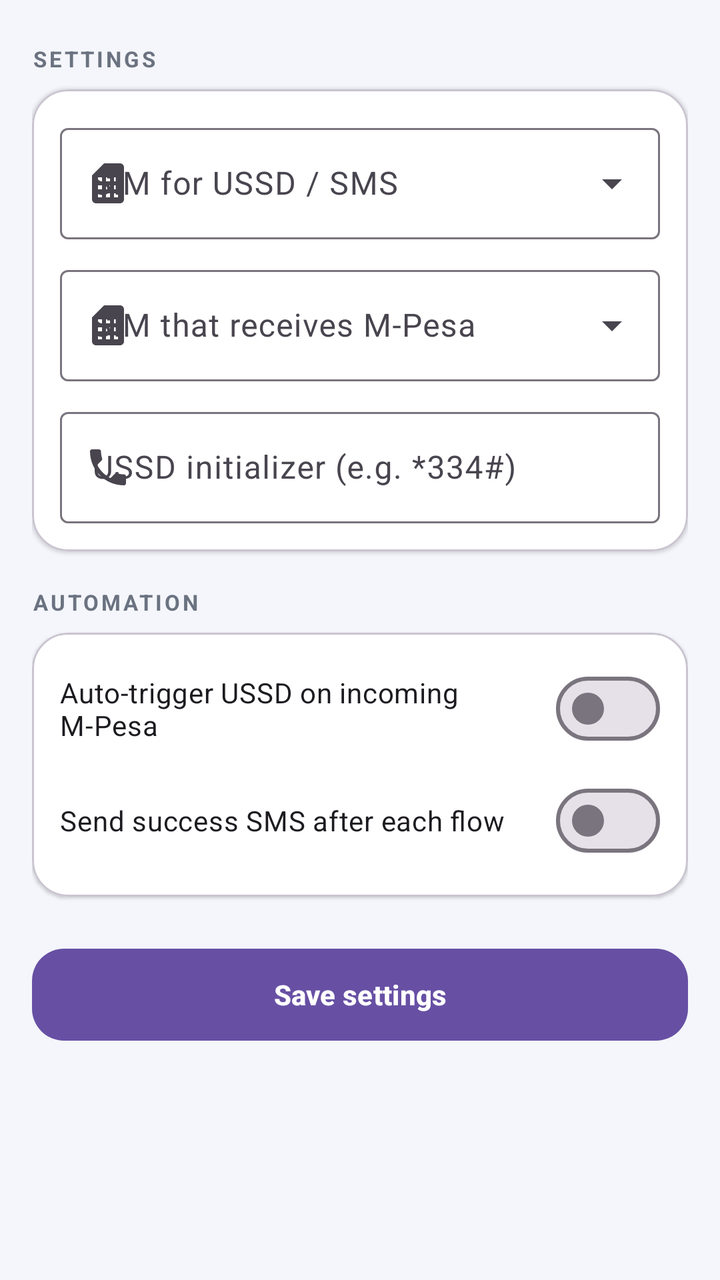
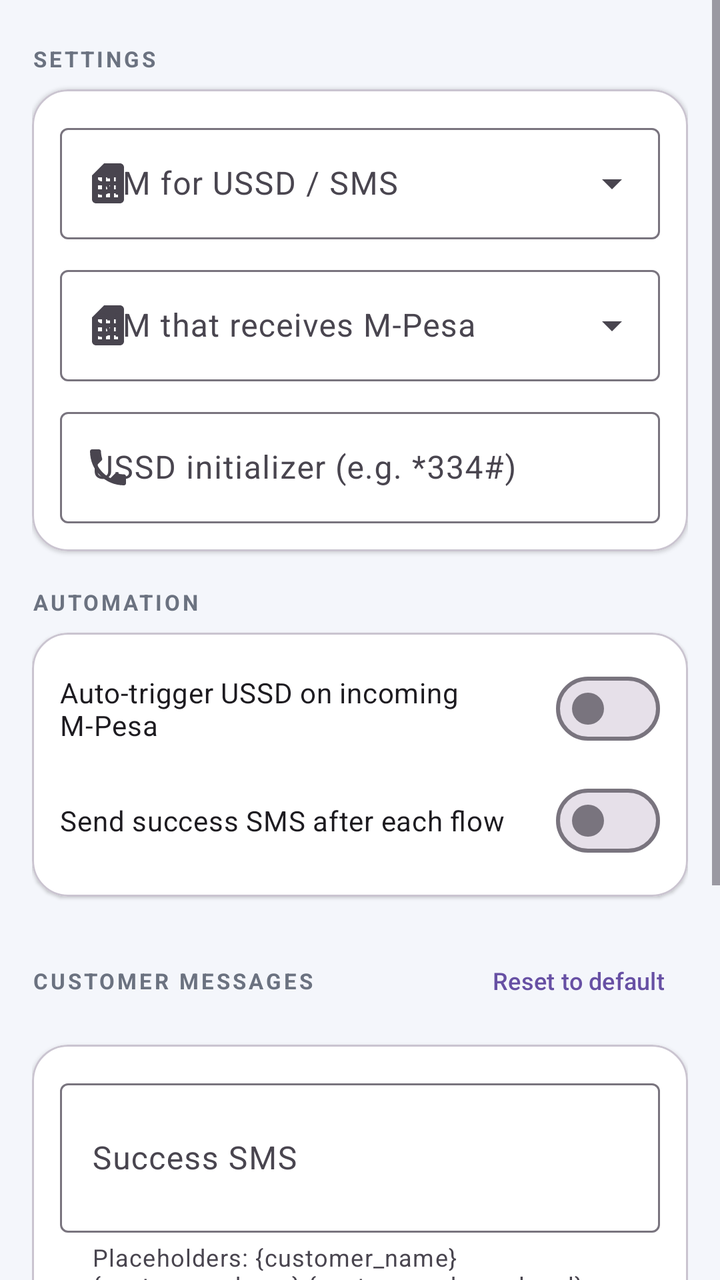

Before-and-after screenshots of an Android layout around one commit, followed by the original layout XML and the change that was made.
<!-- AndroidManifest.xml: application theme Theme.Material3.Light.NoActionBar -->
<!-- res/layout/fragment_settings.xml -->
<?xml version="1.0" encoding="utf-8"?>
<ScrollView xmlns:android="http://schemas.android.com/apk/res/android"
    xmlns:app="http://schemas.android.com/apk/res-auto"
    android:layout_width="match_parent"
    android:layout_height="match_parent"
    android:background="@color/screen_bg"
    android:fillViewport="true">

    <LinearLayout
        android:layout_width="match_parent"
        android:layout_height="wrap_content"
        android:orientation="vertical"
        android:padding="16dp">

        <TextView
            android:layout_width="wrap_content"
            android:layout_height="wrap_content"
            android:layout_marginTop="6dp"
            android:letterSpacing="0.12"
            android:text="@string/settings_title"
            android:textColor="@color/text_secondary"
            android:textSize="11sp"
            android:textStyle="bold" />

        <com.google.android.material.card.MaterialCardView
            android:layout_width="match_parent"
            android:layout_height="wrap_content"
            android:layout_marginTop="8dp"
            app:cardBackgroundColor="@color/white"
            app:cardCornerRadius="18dp"
            app:cardElevation="1dp">

            <LinearLayout
                android:layout_width="match_parent"
                android:layout_height="wrap_content"
                android:orientation="vertical"
                android:padding="14dp">

                <com.google.android.material.textfield.TextInputLayout
                    android:id="@+id/tilSysSim"
                    style="@style/Widget.Material3.TextInputLayout.OutlinedBox.ExposedDropdownMenu"
                    android:layout_width="match_parent"
                    android:layout_height="wrap_content"
                    android:hint="@string/settings_system_sim"
                    app:startIconDrawable="@drawable/ic_sim">

                    <AutoCompleteTextView
                        android:id="@+id/actSysSim"
                        android:layout_width="match_parent"
                        android:layout_height="wrap_content"
                        android:inputType="none" />
                </com.google.android.material.textfield.TextInputLayout>

                <com.google.android.material.textfield.TextInputLayout
                    android:id="@+id/tilMpesaSim"
                    style="@style/Widget.Material3.TextInputLayout.OutlinedBox.ExposedDropdownMenu"
                    android:layout_width="match_parent"
                    android:layout_height="wrap_content"
                    android:layout_marginTop="10dp"
                    android:hint="@string/settings_mpesa_sim"
                    app:startIconDrawable="@drawable/ic_sim">

                    <AutoCompleteTextView
                        android:id="@+id/actMpesaSim"
                        android:layout_width="match_parent"
                        android:layout_height="wrap_content"
                        android:inputType="none" />
                </com.google.android.material.textfield.TextInputLayout>

                <com.google.android.material.textfield.TextInputLayout
                    style="@style/Widget.Material3.TextInputLayout.OutlinedBox"
                    android:layout_width="match_parent"
                    android:layout_height="wrap_content"
                    android:layout_marginTop="10dp"
                    android:hint="@string/settings_initializer"
                    app:startIconDrawable="@drawable/ic_dial">

                    <com.google.android.material.textfield.TextInputEditText
                        android:id="@+id/etInitializer"
                        android:layout_width="match_parent"
                        android:layout_height="wrap_content"
                        android:inputType="phone" />
                </com.google.android.material.textfield.TextInputLayout>

            </LinearLayout>
        </com.google.android.material.card.MaterialCardView>

        <TextView
            android:layout_width="wrap_content"
            android:layout_height="wrap_content"
            android:layout_marginTop="18dp"
            android:letterSpacing="0.12"
            android:text="@string/settings_automation"
            android:textColor="@color/text_secondary"
            android:textSize="11sp"
            android:textStyle="bold" />

        <com.google.android.material.card.MaterialCardView
            android:layout_width="match_parent"
            android:layout_height="wrap_content"
            android:layout_marginTop="8dp"
            app:cardBackgroundColor="@color/white"
            app:cardCornerRadius="18dp"
            app:cardElevation="1dp">

            <LinearLayout
                android:layout_width="match_parent"
                android:layout_height="wrap_content"
                android:orientation="vertical"
                android:padding="14dp">

                <com.google.android.material.materialswitch.MaterialSwitch
                    android:id="@+id/switchAuto"
                    android:layout_width="match_parent"
                    android:layout_height="wrap_content"
                    android:text="@string/settings_auto_trigger" />

                <com.google.android.material.materialswitch.MaterialSwitch
                    android:id="@+id/switchSendSms"
                    android:layout_width="match_parent"
                    android:layout_height="wrap_content"
                    android:layout_marginTop="8dp"
                    android:text="@string/settings_send_sms" />

            </LinearLayout>
        </com.google.android.material.card.MaterialCardView>

        <com.google.android.material.button.MaterialButton
            android:id="@+id/btnSaveSettings"
            android:layout_width="match_parent"
            android:layout_height="54dp"
            android:layout_marginTop="22dp"
            android:layout_marginBottom="16dp"
            android:text="@string/settings_save"
            android:textStyle="bold"
            app:cornerRadius="16dp" />

    </LinearLayout>
</ScrollView>
<!-- resources referenced by this layout -->
<resources>
  <color name="screen_bg">#FFF4F6FB</color>
  <color name="text_secondary">#FF6B7280</color>
  <color name="white">#FFFFFFFF</color>
  <!-- drawable ic_dial (drawable) -->
  <vector xmlns:android="http://schemas.android.com/apk/res/android"
      android:width="24dp" android:height="24dp"
      android:viewportWidth="24" android:viewportHeight="24">
      <path android:fillColor="#FF111827"
          android:pathData="M6.62,10.79c1.44,2.83 3.76,5.14 6.59,6.59l2.2,-2.2c0.27,-0.27 0.67,-0.36 1.02,-0.24 1.12,0.37 2.33,0.57 3.57,0.57 0.55,0 1,0.45 1,1V20c0,0.55 -0.45,1 -1,1 -9.39,0 -17,-7.61 -17,-17 0,-0.55 0.45,-1 1,-1h3.5c0.55,0 1,0.45 1,1 0,1.25 0.2,2.45 0.57,3.57 0.11,0.35 0.03,0.74 -0.25,1.02l-2.2,2.2z"/>
  </vector>
  <!-- drawable ic_sim (drawable) -->
  <vector xmlns:android="http://schemas.android.com/apk/res/android"
      android:width="24dp" android:height="24dp"
      android:viewportWidth="24" android:viewportHeight="24">
      <path android:fillColor="#FF111827"
          android:pathData="M19.99,4c0,-1.1 -0.89,-2 -1.99,-2h-8L4,8.02v11.97c0,1.1 0.9,2 2,2h12.01c1.1,0 1.99,-0.9 1.99,-2L19.99,4zM9,19H7v-2h2V19zM9,15H7v-2h2V15zM9,11H7V9h2V11zM13,19h-2v-2h2V19zM13,15h-2v-2h2V15zM13,11h-2V9h2V11zM17,19h-2v-2h2V19zM17,15h-2v-2h2V15zM17,11h-2V9h2V11z"/>
  </vector>
  <string name="settings_auto_trigger">Auto‑trigger USSD on incoming M‑Pesa</string>
  <string name="settings_automation">AUTOMATION</string>
  <string name="settings_initializer">USSD initializer (e.g. *334#)</string>
  <string name="settings_mpesa_sim">SIM that receives M‑Pesa</string>
  <string name="settings_save">Save settings</string>
  <string name="settings_send_sms">Send success SMS after each flow</string>
  <string name="settings_system_sim">SIM for USSD / SMS</string>
  <string name="settings_title">SETTINGS</string>
</resources>

<!-- the commit's change to res/layout/fragment_settings.xml (unified diff, before → after) -->
@@ -85,6 +85,7 @@
             </LinearLayout>
         </com.google.android.material.card.MaterialCardView>
 
+        
         <TextView
             android:layout_width="wrap_content"
             android:layout_height="wrap_content"
@@ -125,6 +126,82 @@
             </LinearLayout>
         </com.google.android.material.card.MaterialCardView>
 
+        
+        <LinearLayout
+            android:layout_width="match_parent"
+            android:layout_height="wrap_content"
+            android:layout_marginTop="18dp"
+            android:gravity="center_vertical"
+            android:orientation="horizontal">
+
+            <TextView
+                android:layout_width="0dp"
+                android:layout_height="wrap_content"
+                android:layout_weight="1"
+                android:letterSpacing="0.12"
+                android:text="@string/settings_messages"
+                android:textColor="@color/text_secondary"
+                android:textSize="11sp"
+                android:textStyle="bold" />
+
+            <com.google.android.material.button.MaterialButton
+                android:id="@+id/btnResetMessages"
+                style="@style/Widget.Material3.Button.TextButton"
+                android:layout_width="wrap_content"
+                android:layout_height="wrap_content"
+                android:minWidth="0dp"
+                android:text="@string/settings_msg_reset"
+                android:textSize="12sp" />
+        </LinearLayout>
+
+        <com.google.android.material.card.MaterialCardView
+            android:layout_width="match_parent"
+            android:layout_height="wrap_content"
+            android:layout_marginTop="8dp"
+            app:cardBackgroundColor="@color/white"
+            app:cardCornerRadius="18dp"
+            app:cardElevation="1dp">
+
+            <LinearLayout
+                android:layout_width="match_parent"
+                android:layout_height="wrap_content"
+                android:orientation="vertical"
+                android:padding="14dp">
+
+                <com.google.android.material.textfield.TextInputLayout
+                    style="@style/Widget.Material3.TextInputLayout.OutlinedBox"
+                    android:layout_width="match_parent"
+                    android:layout_height="wrap_content"
+                    android:hint="@string/settings_success_msg"
+                    app:helperText="@string/settings_msg_help">
+
+                    <com.google.android.material.textfield.TextInputEditText
+                        android:id="@+id/etSuccessMessage"
+                        android:layout_width="match_parent"
+                        android:layout_height="wrap_content"
+                        android:inputType="textMultiLine"
+                        android:minLines="2" />
+                </com.google.android.material.textfield.TextInputLayout>
+
+                <com.google.android.material.textfield.TextInputLayout
+                    style="@style/Widget.Material3.TextInputLayout.OutlinedBox"
+                    android:layout_width="match_parent"
+                    android:layout_height="wrap_content"
+                    android:layout_marginTop="10dp"
+                    android:hint="@string/settings_failed_msg"
+                    app:helperText="@string/settings_msg_help">
+
+                    <com.google.android.material.textfield.TextInputEditText
+                        android:id="@+id/etFailedMessage"
+                        android:layout_width="match_parent"
+                        android:layout_height="wrap_content"
+                        android:inputType="textMultiLine"
+                        android:minLines="2" />
+                </com.google.android.material.textfield.TextInputLayout>
+
+            </LinearLayout>
+        </com.google.android.material.card.MaterialCardView>
+
         <com.google.android.material.button.MaterialButton
             android:id="@+id/btnSaveSettings"
             android:layout_width="match_parent"
<!-- resource entries referenced after the edit -->
@@ -19,10 +19,15 @@
   </vector>
   <string name="settings_auto_trigger">Auto‑trigger USSD on incoming M‑Pesa</string>
   <string name="settings_automation">AUTOMATION</string>
+  <string name="settings_failed_msg">Failed SMS</string>
   <string name="settings_initializer">USSD initializer (e.g. *334#)</string>
+  <string name="settings_messages">CUSTOMER MESSAGES</string>
   <string name="settings_mpesa_sim">SIM that receives M‑Pesa</string>
+  <string name="settings_msg_help">Placeholders: {customer_name} {customer_phone} {customer_phone_local} {amount} {amount_full} {code}</string>
+  <string name="settings_msg_reset">Reset to default</string>
   <string name="settings_save">Save settings</string>
   <string name="settings_send_sms">Send success SMS after each flow</string>
+  <string name="settings_success_msg">Success SMS</string>
   <string name="settings_system_sim">SIM for USSD / SMS</string>
   <string name="settings_title">SETTINGS</string>
 </resources>
